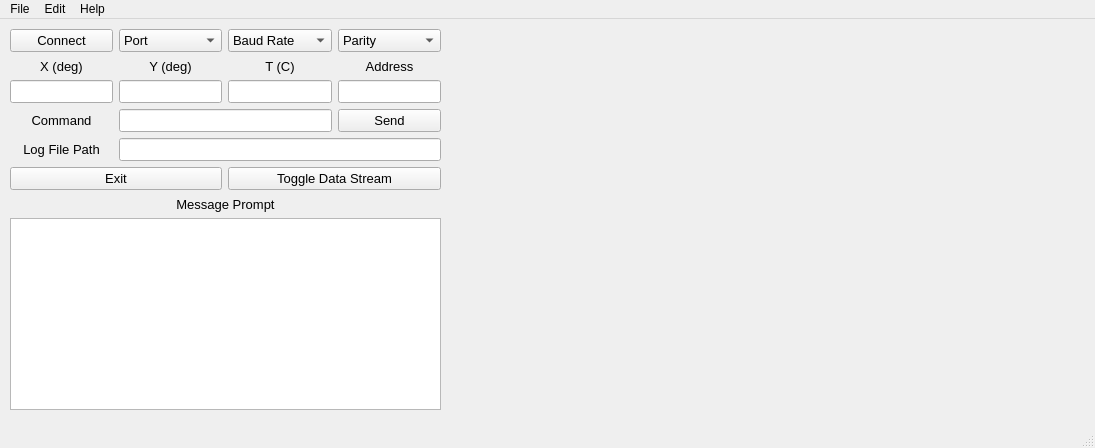
Above: JDx_display.ui from JewellInstruments/JDx_Quick_Setup before the change. Below: the same form after it.
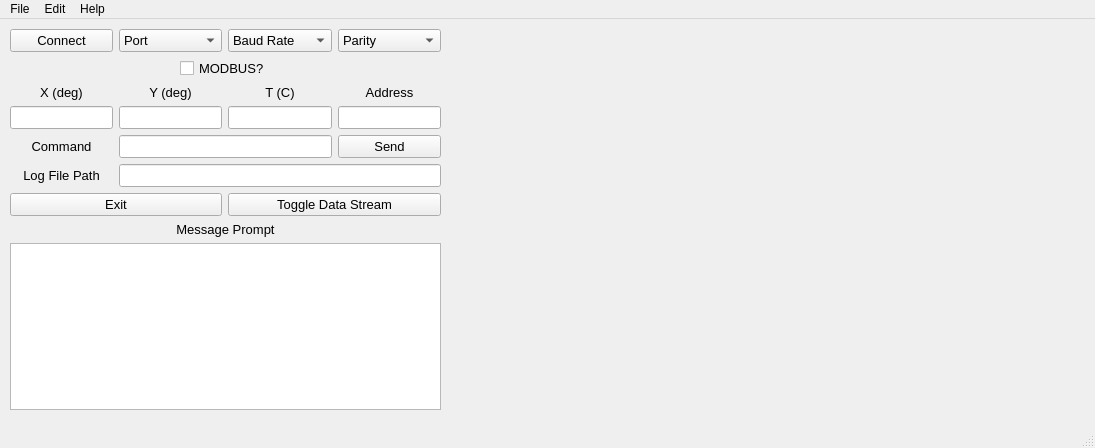
That is the form after the change. Custom widgets are drawn as their Qt base class.

Commit message: add modbus hooks

The edit to the form file:
```diff
--- a/JDx_display.ui
+++ b/JDx_display.ui
@@ -44,6 +44,126 @@
      </font>
     </property>
     <layout class="QGridLayout" name="gridLayout">
+     <item row="2" column="3">
+      <widget class="QLabel" name="label_5">
+       <property name="font">
+        <font>
+         <pointsize>10</pointsize>
+        </font>
+       </property>
+       <property name="text">
+        <string>Address</string>
+       </property>
+       <property name="alignment">
+        <set>Qt::AlignCenter</set>
+       </property>
+      </widget>
+     </item>
+     <item row="8" column="0" rowspan="2" colspan="4">
+      <widget class="QTextEdit" name="message_te">
+       <property name="font">
+        <font>
+         <pointsize>10</pointsize>
+        </font>
+       </property>
+      </widget>
+     </item>
+     <item row="3" column="0">
+      <widget class="QLineEdit" name="x_output_le">
+       <property name="font">
+        <font>
+         <pointsize>10</pointsize>
+        </font>
+       </property>
+      </widget>
+     </item>
+     <item row="0" column="2">
+      <widget class="QComboBox" name="baud_cb">
+       <property name="font">
+        <font>
+         <pointsize>10</pointsize>
+        </font>
+       </property>
+       <property name="currentText">
+        <string>Baud Rate</string>
+       </property>
+       <item>
+        <property name="text">
+         <string>Baud Rate</string>
+        </property>
+       </item>
+       <item>
+        <property name="text">
+         <string>9600</string>
+        </property>
+       </item>
+       <item>
+        <property name="text">
+         <string>19200</string>
+        </property>
+       </item>
+       <item>
+        <property name="text">
+         <string>115200</string>
+        </property>
+       </item>
+      </widget>
+     </item>
+     <item row="3" column="3">
+      <widget class="QLineEdit" name="address_le">
+       <property name="font">
+        <font>
+         <pointsize>10</pointsize>
+        </font>
+       </property>
+      </widget>
+     </item>
+     <item row="3" column="1">
+      <widget class="QLineEdit" name="y_output_le">
+       <property name="font">
+        <font>
+         <pointsize>10</pointsize>
+        </font>
+       </property>
+      </widget>
+     </item>
+     <item row="0" column="3">
+      <widget class="QComboBox" name="parity_cb">
+       <property name="font">
+        <font>
+         <pointsize>10</pointsize>
+        </font>
+       </property>
+       <property name="currentText">
+        <string>Parity</string>
+       </property>
+       <item>
+        <property name="text">
+         <string>Parity</string>
+        </property>
+       </item>
+       <item>
+        <property name="text">
+         <string>N</string>
+        </property>
+       </item>
+       <item>
+        <property name="text">
+         <string>E</string>
+        </property>
+       </item>
+       <item>
+        <property name="text">
+         <string>O</string>
+        </property>
+       </item>
+       <item>
+        <property name="text">
+         <string>M</string>
+        </property>
+       </item>
+      </widget>
+     </item>
      <item row="0" column="0">
       <widget class="QPushButton" name="connect_pb">
        <property name="font">
@@ -56,7 +176,7 @@
        </property>
       </widget>
      </item>
-     <item row="6" column="0" colspan="4">
+     <item row="7" column="0" colspan="4">
       <widget class="QLabel" name="label_2">
        <property name="font">
         <font>
@@ -89,151 +209,7 @@
        </item>
       </widget>
      </item>
-     <item row="0" column="3">
-      <widget class="QComboBox" name="parity_cb">
-       <property name="font">
-        <font>
-         <pointsize>10</pointsize>
-        </font>
-       </property>
-       <property name="currentText">
-        <string>Parity</string>
-       </property>
-       <item>
-        <property name="text">
-         <string>Parity</string>
-        </property>
-       </item>
-       <item>
-        <property name="text">
-         <string>N</string>
-        </property>
-       </item>
-       <item>
-        <property name="text">
-         <string>E</string>
-        </property>
-       </item>
-       <item>
-        <property name="text">
-         <string>O</string>
-        </property>
-       </item>
-       <item>
-        <property name="text">
-         <string>M</string>
-        </property>
-       </item>
-      </widget>
-     </item>
      <item row="2" column="1">
-      <widget class="QLineEdit" name="y_output_le">
-       <property name="font">
-        <font>
-         <pointsize>10</pointsize>
-        </font>
-       </property>
-      </widget>
-     </item>
-     <item row="0" column="2">
-      <widget class="QComboBox" name="baud_cb">
-       <property name="font">
-        <font>
-         <pointsize>10</pointsize>
-        </font>
-       </property>
-       <property name="currentText">
-        <string>Baud Rate</string>
-       </property>
-       <item>
-        <property name="text">
-         <string>Baud Rate</string>
-        </property>
-       </item>
-       <item>
-        <property name="text">
-         <string>9600</string>
-        </property>
-       </item>
-       <item>
-        <property name="text">
-         <string>19200</string>
-        </property>
-       </item>
-       <item>
-        <property name="text">
-         <string>115200</string>
-        </property>
-       </item>
-      </widget>
-     </item>
-     <item row="7" column="0" rowspan="2" colspan="4">
-      <widget class="QTextEdit" name="message_te">
-       <property name="font">
-        <font>
-         <pointsize>10</pointsize>
-        </font>
-       </property>
-      </widget>
-     </item>
-     <item row="2" column="0">
-      <widget class="QLineEdit" name="x_output_le">
-       <property name="font">
-        <font>
-         <pointsize>10</pointsize>
-        </font>
-       </property>
-      </widget>
-     </item>
-     <item row="2" column="3">
-      <widget class="QLineEdit" name="address_le">
-       <property name="font">
-        <font>
-         <pointsize>10</pointsize>
-        </font>
-       </property>
-      </widget>
-     </item>
-     <item row="1" column="3">
-      <widget class="QLabel" name="label_5">
-       <property name="font">
-        <font>
-         <pointsize>10</pointsize>
-        </font>
-       </property>
-       <property name="text">
-        <string>Address</string>
-       </property>
-       <property name="alignment">
-        <set>Qt::AlignCenter</set>
-       </property>
-      </widget>
-     </item>
-     <item row="1" column="2">
-      <widget class="QLabel" name="label_6">
-       <property name="font">
-        <font>
-         <pointsize>10</pointsize>
-        </font>
-       </property>
-       <property name="text">
-        <string>T (C)</string>
-       </property>
-       <property name="alignment">
-        <set>Qt::AlignCenter</set>
-       </property>
-      </widget>
-     </item>
-     <item row="2" column="2">
-      <widget class="QLineEdit" name="t_output_le">
-       <property name="font">
-        <font>
-         <pointsize>10</pointsize>
-        </font>
-       </property>
-      </widget>
-     </item>
-     <item row="1" column="1">
       <widget class="QLabel" name="label_4">
        <property name="font">
         <font>
@@ -248,7 +224,22 @@
        </property>
       </widget>
      </item>
-     <item row="1" column="0">
+     <item row="2" column="2">
+      <widget class="QLabel" name="label_6">
+       <property name="font">
+        <font>
+         <pointsize>10</pointsize>
+        </font>
+       </property>
+       <property name="text">
+        <string>T (C)</string>
+       </property>
+       <property name="alignment">
+        <set>Qt::AlignCenter</set>
+       </property>
+      </widget>
+     </item>
+     <item row="2" column="0">
       <widget class="QLabel" name="label_3">
        <property name="font">
         <font>
@@ -263,19 +254,16 @@
        </property>
       </widget>
      </item>
-     <item row="3" column="3">
-      <widget class="QPushButton" name="send_pb">
+     <item row="3" column="2">
+      <widget class="QLineEdit" name="t_output_le">
        <property name="font">
         <font>
          <pointsize>10</pointsize>
         </font>
        </property>
-       <property name="text">
-        <string>Send</string>
-       </property>
       </widget>
      </item>
-     <item row="3" column="0">
+     <item row="4" column="0">
       <widget class="QLabel" name="label_7">
        <property name="font">
         <font>
@@ -290,7 +278,7 @@
        </property>
       </widget>
      </item>
-     <item row="3" column="1" colspan="2">
+     <item row="4" column="1" colspan="2">
       <widget class="QLineEdit" name="command_le">
        <property name="font">
         <font>
@@ -299,7 +287,7 @@
        </property>
       </widget>
      </item>
-     <item row="4" column="1" colspan="3">
+     <item row="5" column="1" colspan="3">
       <widget class="QLineEdit" name="log_filepath_le">
        <property name="font">
         <font>
@@ -308,7 +296,7 @@
        </property>
       </widget>
      </item>
-     <item row="5" column="0" colspan="2">
+     <item row="6" column="0" colspan="2">
       <widget class="QPushButton" name="exit_pb">
        <property name="font">
         <font>
@@ -320,22 +308,19 @@
        </property>
       </widget>
      </item>
-     <item row="4" column="0">
-      <widget class="QLabel" name="label_8">
+     <item row="4" column="3">
+      <widget class="QPushButton" name="send_pb">
        <property name="font">
         <font>
          <pointsize>10</pointsize>
         </font>
        </property>
        <property name="text">
-        <string>Log File Path</string>
-       </property>
-       <property name="alignment">
-        <set>Qt::AlignCenter</set>
+        <string>Send</string>
        </property>
       </widget>
      </item>
-     <item row="5" column="2" colspan="2">
+     <item row="6" column="2" colspan="2">
       <widget class="QPushButton" name="stream_pb">
        <property name="font">
         <font>
@@ -347,6 +332,28 @@
        </property>
       </widget>
      </item>
+     <item row="5" column="0">
+      <widget class="QLabel" name="label_8">
+       <property name="font">
+        <font>
+         <pointsize>10</pointsize>
+        </font>
+       </property>
+       <property name="text">
+        <string>Log File Path</string>
+       </property>
+       <property name="alignment">
+        <set>Qt::AlignCenter</set>
+       </property>
+      </widget>
+     </item>
+     <item row="1" column="0" colspan="4" alignment="Qt::AlignHCenter">
+      <widget class="QCheckBox" name="modbus_cb">
+       <property name="text">
+        <string>MODBUS?</string>
+       </property>
+      </widget>
+     </item>
     </layout>
    </widget>
   </widget>
```
The commit also changes 1 other file.
